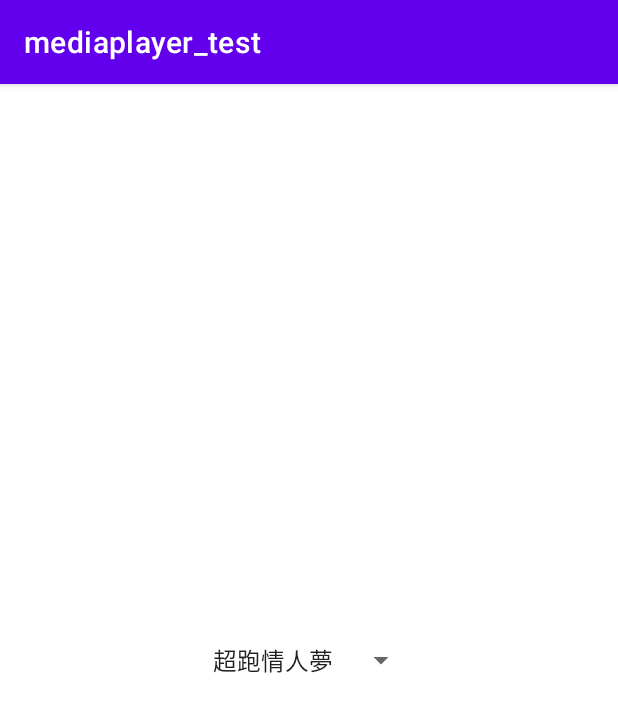
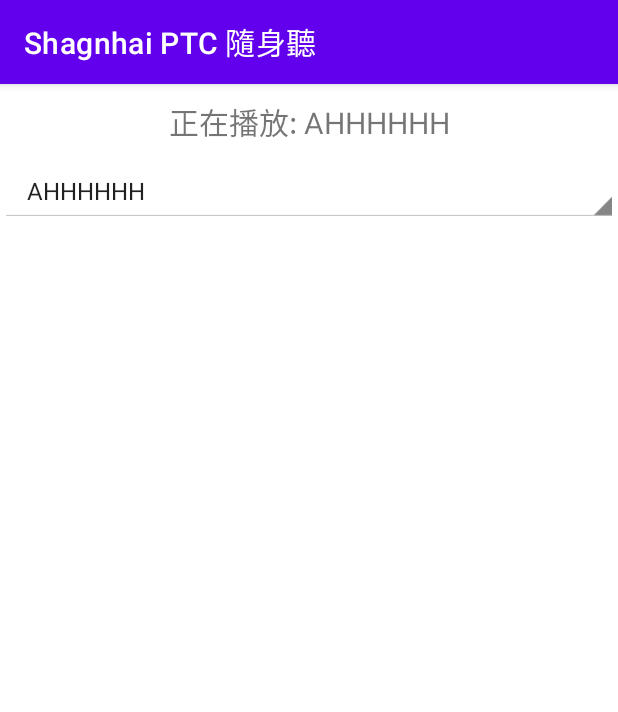
Before and after one commit to TcivsCSE/51A-Data, an Android app: the screen it shows after launch (MainActivity), on a phone screen of 412 x 824 dp. Shown: the top 712 px of the screen. Run offline under Robolectric (Android 15) with nearby library versions, the phone set to English and light mode, and no system bars.

Commit message:
finish third app

```diff
--- a/android/mediaplayer_test/app/src/main/java/com/example/mediaplayer_test/MainActivity.kt
+++ b/android/mediaplayer_test/app/src/main/java/com/example/mediaplayer_test/MainActivity.kt
@@ -1,32 +1,79 @@
 package com.example.mediaplayer_test
 
+import android.content.Context
 import android.media.MediaParser
 import android.media.MediaPlayer
+import android.nfc.Tag
 import androidx.appcompat.app.AppCompatActivity
 import android.os.Bundle
-import android.widget.Adapter
-import android.widget.ArrayAdapter
-import android.widget.Spinner
+import android.util.Log
+import android.view.View
+import android.widget.*
+import androidx.core.view.get
 
 class MainActivity : AppCompatActivity() {
-
+    public lateinit var spinner: Spinner
+    public lateinit var textview :TextView
+    val song_data = listOf<String>("AHHHHHH","Trololo","rick roll")
+    val songId_data = listOf<Int>(R.raw.ahhhhh,R.raw.trololo,R.raw.rickroll)
+    val context:Context=this
     private  var mediaplayer :MediaPlayer?=null;
+    var selected_song :Int =1;
     override fun onCreate(savedInstanceState: Bundle?) {
         super.onCreate(savedInstanceState)
         setContentView(R.layout.activity_main)
 
-        val spinner = findViewById<Spinner>(R.id.spinner)
+        spinner = findViewById<Spinner>(R.id.spinner)
+        textview = findViewById(R.id.tv)
 
-        val song_data = listOf<String>("超跑情人夢","Trololo","rick roll")
 
         val adapter = ArrayAdapter(this,android.R.layout.simple_spinner_item,song_data)
 
         spinner.adapter = adapter
 
+        spinner.onItemSelectedListener = object : AdapterView.OnItemSelectedListener {
+            override fun onItemSelected(
+                parent: AdapterView<*>?,
+                view: View?,
+                position: Int,
+                id: Long
+            ) {
+                if (position != selected_song) {
+                    mediaplayer?.stop()
+                }
+                mediaplayer =MediaPlayer.create(context,songId_data[song_data.indexOf(spinner.selectedItem)])
+                selected_song=position
+                mediaplayer?.start()
+                textview.text = "正在播放: "+song_data[selected_song]
+            }
+            override fun onNothingSelected(parent: AdapterView<*>?) {
+
+            }
+        }
+        mediaplayer = MediaPlayer.create(context,songId_data[selected_song])
+        mediaplayer?.start()
+        textview.text = "正在播放: "+song_data[selected_song]
+    }
+    override fun onStart() {
+        super.onStart()
+
+    }
+    override fun onRestart() {
+        super.onRestart()
+        mediaplayer?.start()
     }
 
-    public override fun onPause() {
+    override fun onPause() {
         super.onPause()
+        mediaplayer?.pause()
     }
-    public
+    override fun onDestroy() {
+        super.onDestroy()
+        mediaplayer?.stop()
+    }
+
+    override fun onStop() {
+        super.onStop()
+        mediaplayer?.pause()
+    }
 }
--- a/android/mediaplayer_test/app/src/main/res/layout/activity_main.xml
+++ b/android/mediaplayer_test/app/src/main/res/layout/activity_main.xml
@@ -6,14 +6,22 @@
     android:layout_height="match_parent"
     tools:context=".MainActivity">
 
+    <TextView
+        android:id="@+id/tv"
+        android:layout_width="match_parent"
+        android:layout_height="wrap_content"
+        android:text="正在播放: "
+        android:textSize="20dp"
+        android:padding="10dp"
+        android:gravity="center"
+        tools:ignore="MissingConstraints" />
     <Spinner
         android:id="@+id/spinner"
-        android:layout_width="wrap_content"
+        android:layout_width="match_parent"
         android:layout_height="wrap_content"
-        android:text="Hello World!"
-        app:layout_constraintBottom_toBottomOf="parent"
-        app:layout_constraintLeft_toLeftOf="parent"
-        app:layout_constraintRight_toRightOf="parent"
-        app:layout_constraintTop_toTopOf="parent" />
+        android:padding="10dp"
+        android:spinnerMode="dropdown"
+        style="@android:style/Widget.Holo.Light.Spinner"
+        app:layout_constraintTop_toBottomOf="@+id/tv" />
 
 </androidx.constraintlayout.widget.ConstraintLayout>
--- a/android/mediaplayer_test/app/src/main/res/values/strings.xml
+++ b/android/mediaplayer_test/app/src/main/res/values/strings.xml
@@ -1,3 +1,3 @@
 <resources>
-    <string name="app_name">mediaplayer_test</string>
+    <string name="app_name">Shagnhai PTC 隨身聽</string>
 </resources>
```
Also changed, not shown: 4 other files.
